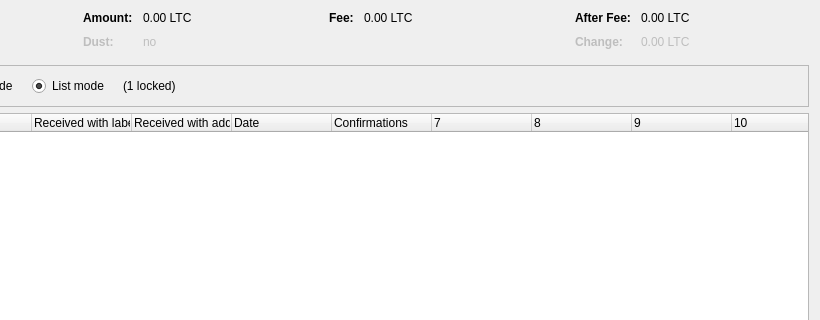
Old version of the form src/qt/forms/coincontroldialog.ui in the repository BitBalloon-Project/BitBalloon; both pictures show x 180 to 1000 and y 0 to 320 of the 1000 by 500 pixel window.
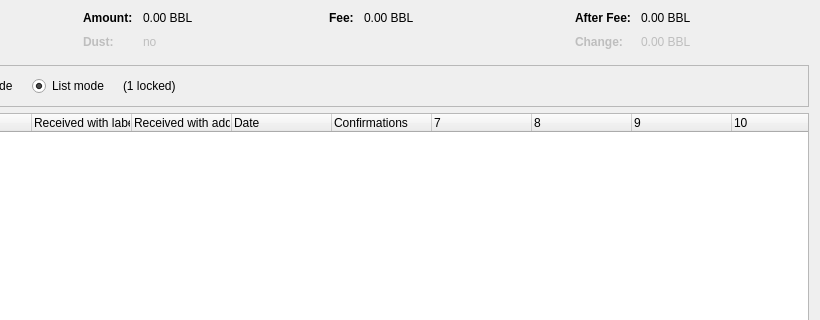
New version of the form. Custom widgets are drawn as their Qt base class.

What changed in the file:
```diff
--- a/src/qt/forms/coincontroldialog.ui
+++ b/src/qt/forms/coincontroldialog.ui
@@ -132,7 +132,7 @@
           <enum>Qt::ActionsContextMenu</enum>
          </property>
          <property name="text">
-          <string notr="true">0.00 LTC</string>
+          <string notr="true">0.00 BBL</string>
          </property>
          <property name="textInteractionFlags">
           <set>Qt::LinksAccessibleByMouse|Qt::TextSelectableByKeyboard|Qt::TextSelectableByMouse</set>
@@ -212,7 +212,7 @@
           <enum>Qt::ActionsContextMenu</enum>
          </property>
          <property name="text">
-          <string notr="true">0.00 LTC</string>
+          <string notr="true">0.00 BBL</string>
          </property>
          <property name="textInteractionFlags">
           <set>Qt::LinksAccessibleByMouse|Qt::TextSelectableByKeyboard|Qt::TextSelectableByMouse</set>
@@ -257,7 +257,7 @@
           <enum>Qt::ActionsContextMenu</enum>
          </property>
          <property name="text">
-          <string notr="true">0.00 LTC</string>
+          <string notr="true">0.00 BBL</string>
          </property>
          <property name="textInteractionFlags">
           <set>Qt::LinksAccessibleByMouse|Qt::TextSelectableByKeyboard|Qt::TextSelectableByMouse</set>
@@ -292,7 +292,7 @@
           <enum>Qt::ActionsContextMenu</enum>
          </property>
          <property name="text">
-          <string notr="true">0.00 LTC</string>
+          <string notr="true">0.00 BBL</string>
          </property>
          <property name="textInteractionFlags">
           <set>Qt::LinksAccessibleByMouse|Qt::TextSelectableByKeyboard|Qt::TextSelectableByMouse</set>
```
